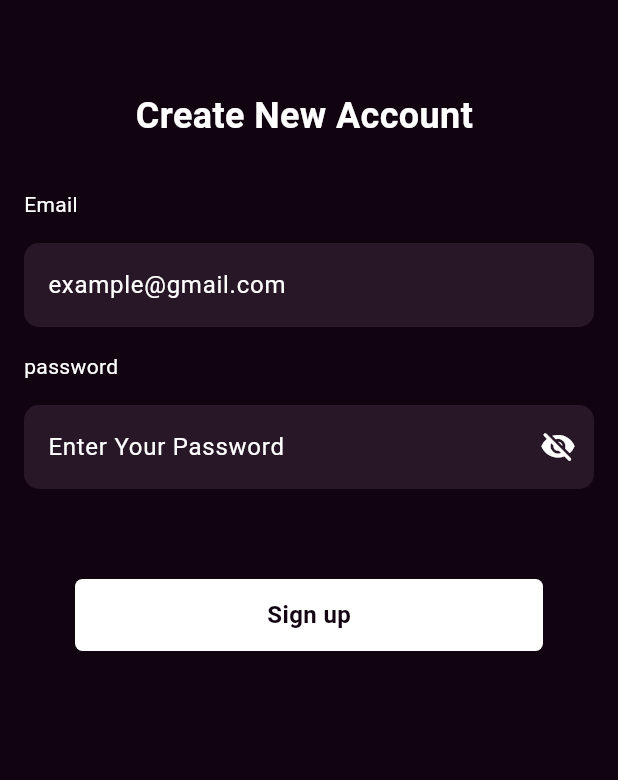
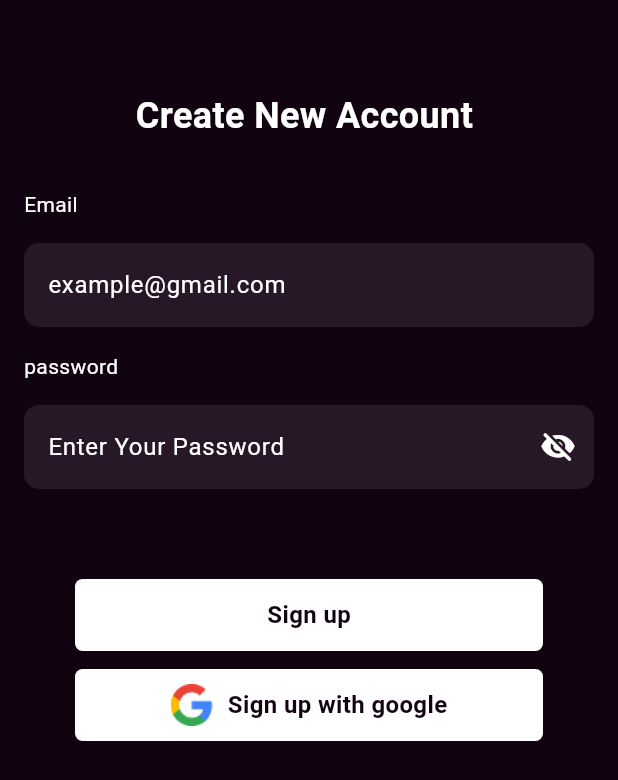
Before and after one commit to mohameds123/createnotealex9, a Flutter app: the SignUpScreen screen opened directly, on a phone screen of 412 x 824 dp. Shown: the top 780 px of the screen. Run offline on Flutter 3.47's test engine with Material 3 defaults, Android fonts, the phone set to English and light mode, and no system bars; our stand-ins replace cloud_firestore, easy_localization, firebase_auth, firebase_core, firebase_storage, flutter_bloc and 1 more; accounts and stored records are empty.

Commit message:
google auth

```diff
--- a/lib/presentation/screens/sign_up_screen.dart
+++ b/lib/presentation/screens/sign_up_screen.dart
@@ -192,6 +192,42 @@ class _SignUpScreenState extends State<SignUpScreen> {
                       ),
                     ),
                   ),
+                  SizedBox(
+                    height: 12,
+                  ),
+                  InkWell(
+                    onTap: (){
+                      context.read<SignUpCubit>().googleSignUp();
+
+                    },
+                    child: Center(
+                      child: Container(
+                        width: 312,
+                        height: 48,
+                        decoration: BoxDecoration(
+                          borderRadius: BorderRadius.circular(5),
+                          color: Colors.white,
+
+                        ),
+                        child: Row(
+                          mainAxisAlignment: MainAxisAlignment.center,
+                          children: [
+                            Image.asset("assets/logos/Google.png",width: 28,height: 28,),
+                            SizedBox(
+                              width: 10,
+                            ),
+                            Text("Sign up with google",style: TextStyle(
+
+                                color: ColorsManager.primaryColor,
+                                fontWeight: FontWeight.w600,
+                                fontSize: 16
+                            ),),
+                          ],
+                        ),
+                      ),
+                    ),
+                  ),
+
 
                 ],
               ),
--- a/pubspec.yaml
+++ b/pubspec.yaml
@@ -68,6 +68,7 @@ flutter:
   assets:
     - assets/translations/en.json
     - assets/translations/ar.json
+    - assets/logos/
   #   - images/a_dot_ham.jpeg
 
   # An image asset can refer to one or more resolution-specific "variants", see
```
Also changed, not shown: lib/logic/sign_up/cubit.dart (+15 -0 lines), assets/logos/Google.png (added), 1 other file.
